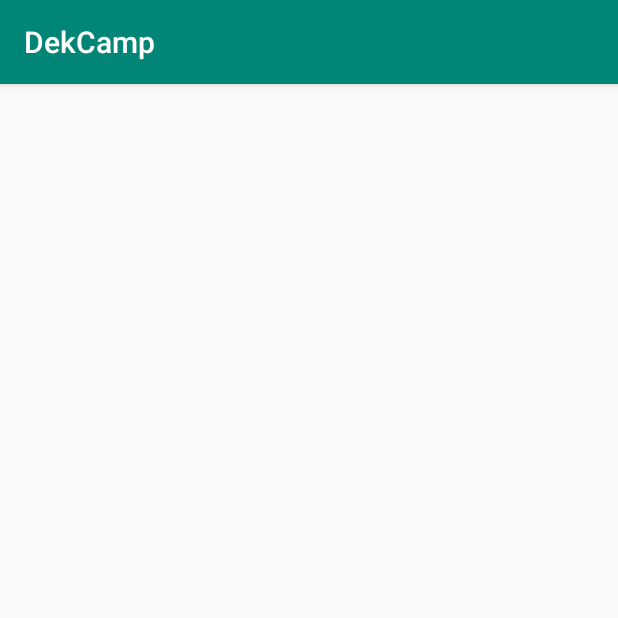
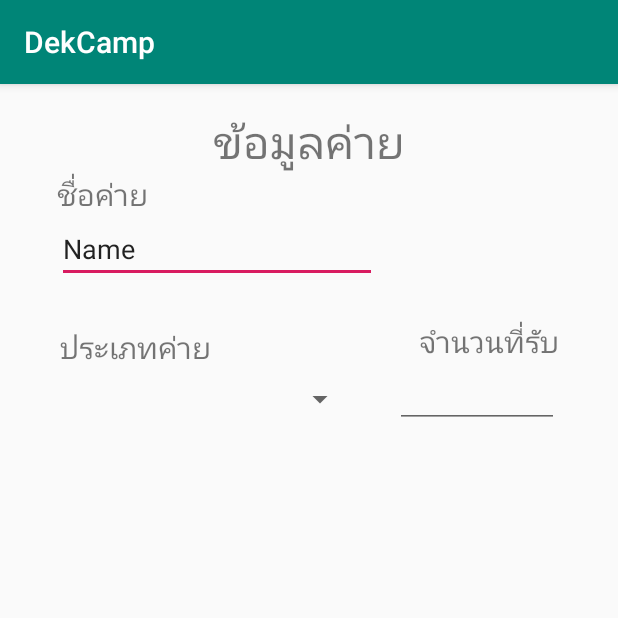
Before and after one commit to TaeNattaphong/DekCamp, an Android app: the RegisterCampActivity screen opened directly, with no data from a screen before it, on a phone screen of 412 x 824 dp, the top half of it. Run offline under Robolectric (Android 15) with nearby library versions, the phone set to English and light mode, and no system bars.

Commit message:
register camp demo

```diff
--- a/app/src/main/res/layout/activity_register_camp.xml
+++ b/app/src/main/res/layout/activity_register_camp.xml
@@ -14,8 +14,89 @@
 
         <androidx.constraintlayout.widget.ConstraintLayout
             android:layout_width="match_parent"
-            android:layout_height="match_parent">
+            android:layout_height="584dp">
+
+            <TextView
+                android:id="@+id/textView12"
+                android:layout_width="wrap_content"
+                android:layout_height="wrap_content"
+                android:layout_marginTop="16dp"
+                android:text="ข้อมูลค่าย"
+                android:textSize="30dp"
+                app:layout_constraintEnd_toEndOf="parent"
+                app:layout_constraintStart_toStartOf="parent"
+                app:layout_constraintTop_toTopOf="parent" />
+
+            <TextView
+                android:id="@+id/textView13"
+                android:layout_width="wrap_content"
+                android:layout_height="wrap_content"
+                android:text="ชื่อค่าย"
+                android:textSize="20dp"
+                app:layout_constraintEnd_toEndOf="parent"
+                app:layout_constraintHorizontal_bias="0.108"
+                app:layout_constraintStart_toStartOf="parent"
+                app:layout_constraintTop_toBottomOf="@+id/textView12" />
+
+            <EditText
+                android:id="@+id/nameCampEditText"
+                android:layout_width="wrap_content"
+                android:layout_height="wrap_content"
+                android:ems="10"
+                android:inputType="textPersonName"
+                android:text="Name"
+                app:layout_constraintEnd_toEndOf="parent"
+                app:layout_constraintHorizontal_bias="0.191"
+                app:layout_constraintStart_toStartOf="parent"
+                app:layout_constraintTop_toBottomOf="@+id/textView13" />
+
+            <TextView
+                android:id="@+id/textView14"
+                android:layout_width="wrap_content"
+                android:layout_height="wrap_content"
+                android:layout_marginTop="28dp"
+                android:text="ประเภทค่าย"
+                android:textSize="20dp"
+                app:layout_constraintEnd_toEndOf="parent"
+                app:layout_constraintHorizontal_bias="0.129"
+                app:layout_constraintStart_toStartOf="parent"
+                app:layout_constraintTop_toBottomOf="@+id/nameCampEditText" />
+
+            <Spinner
+                android:id="@+id/spinnerCamp"
+                android:layout_width="197dp"
+                android:layout_height="42dp"
+                android:layout_marginStart="40dp"
+                app:layout_constraintEnd_toEndOf="parent"
+                app:layout_constraintHorizontal_bias="0.0"
+                app:layout_constraintStart_toStartOf="parent"
+                app:layout_constraintTop_toBottomOf="@+id/textView14" />
+
+            <TextView
+                android:id="@+id/textView20"
+                android:layout_width="wrap_content"
+                android:layout_height="wrap_content"
+                android:layout_marginTop="24dp"
+                android:text="จำนวนที่รับ"
+                android:textSize="20dp"
+                app:layout_constraintEnd_toEndOf="parent"
+                app:layout_constraintHorizontal_bias="0.876"
+                app:layout_constraintStart_toStartOf="parent"
+                app:layout_constraintTop_toBottomOf="@+id/nameCampEditText" />
+
+            <EditText
+                android:id="@+id/amountEditText"
+                android:layout_width="109dp"
+                android:layout_height="44dp"
+                android:layout_marginEnd="36dp"
+                android:ems="10"
+                android:inputType="numberSigned"
+                app:layout_constraintEnd_toEndOf="parent"
+                app:layout_constraintHorizontal_bias="0.988"
+                app:layout_constraintStart_toStartOf="parent"
+                app:layout_constraintTop_toBottomOf="@+id/textView20" />
 
         </androidx.constraintlayout.widget.ConstraintLayout>
+
     </LinearLayout>
 </ScrollView>
```
